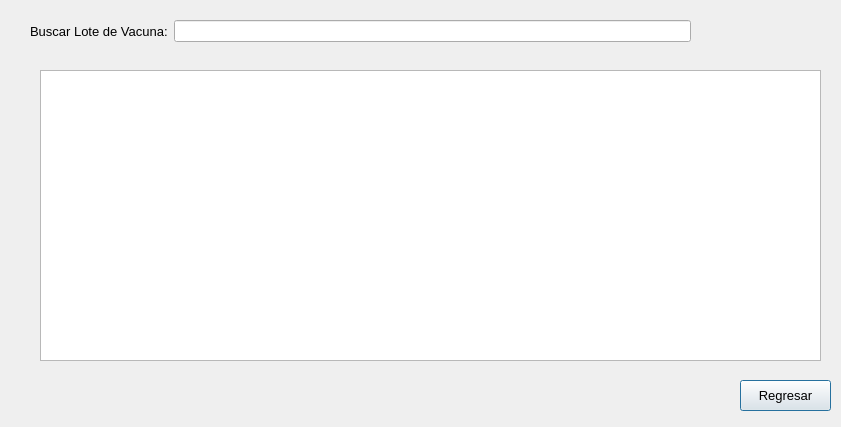
The window that PAF_GUI/PAF_GRAFICA/gui/gestionaralmacenes.ui (JMOrbegoso/USS-2021-II-PP) describes before a commit, drawn with Qt 5.
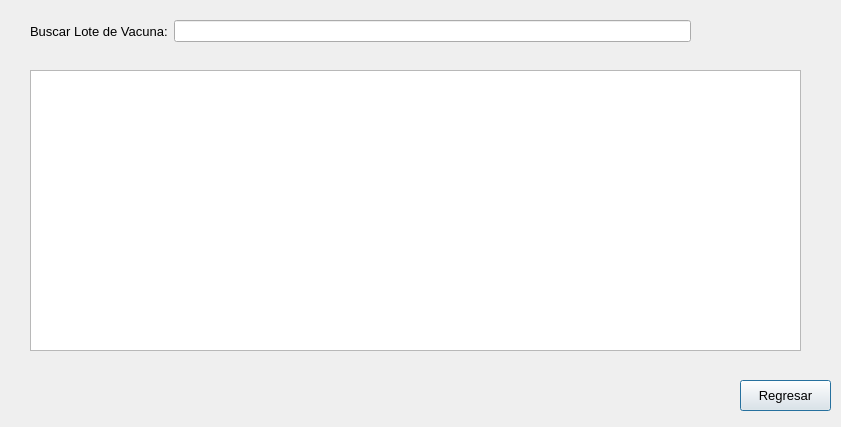
The same window after the commit. Icons and pictures are not drawn.

```diff
--- a/PAF_GUI/PAF_GRAFICA/gui/gestionaralmacenes.ui
+++ b/PAF_GUI/PAF_GRAFICA/gui/gestionaralmacenes.ui
@@ -44,16 +44,6 @@
     </item>
    </layout>
   </widget>
-  <widget class="QListWidget" name="almacenesList">
-   <property name="geometry">
-    <rect>
-     <x>40</x>
-     <y>70</y>
-     <width>781</width>
-     <height>291</height>
-    </rect>
-   </property>
-  </widget>
   <widget class="QPushButton" name="regresarButton">
    <property name="geometry">
     <rect>
@@ -72,6 +62,16 @@
     <string>Regresar</string>
    </property>
   </widget>
+  <widget class="QTableWidget" name="mostrarLotesQwidget">
+   <property name="geometry">
+    <rect>
+     <x>30</x>
+     <y>70</y>
+     <width>771</width>
+     <height>281</height>
+    </rect>
+   </property>
+  </widget>
  </widget>
  <resources>
   <include location="../resource.qrc"/>
```
